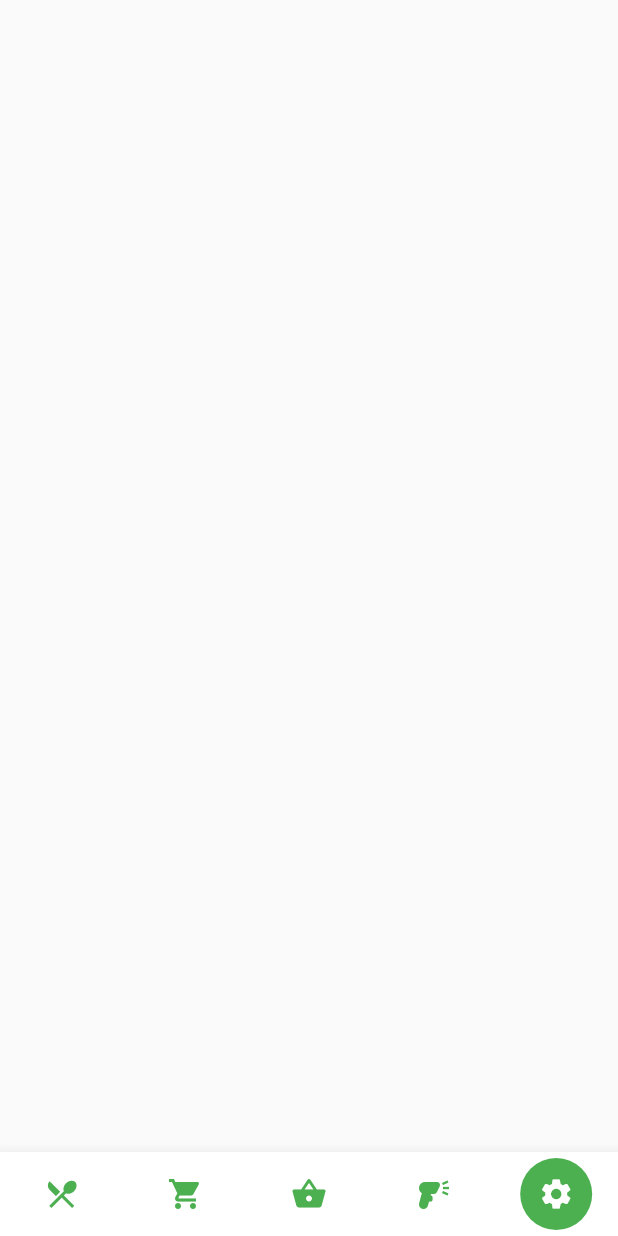
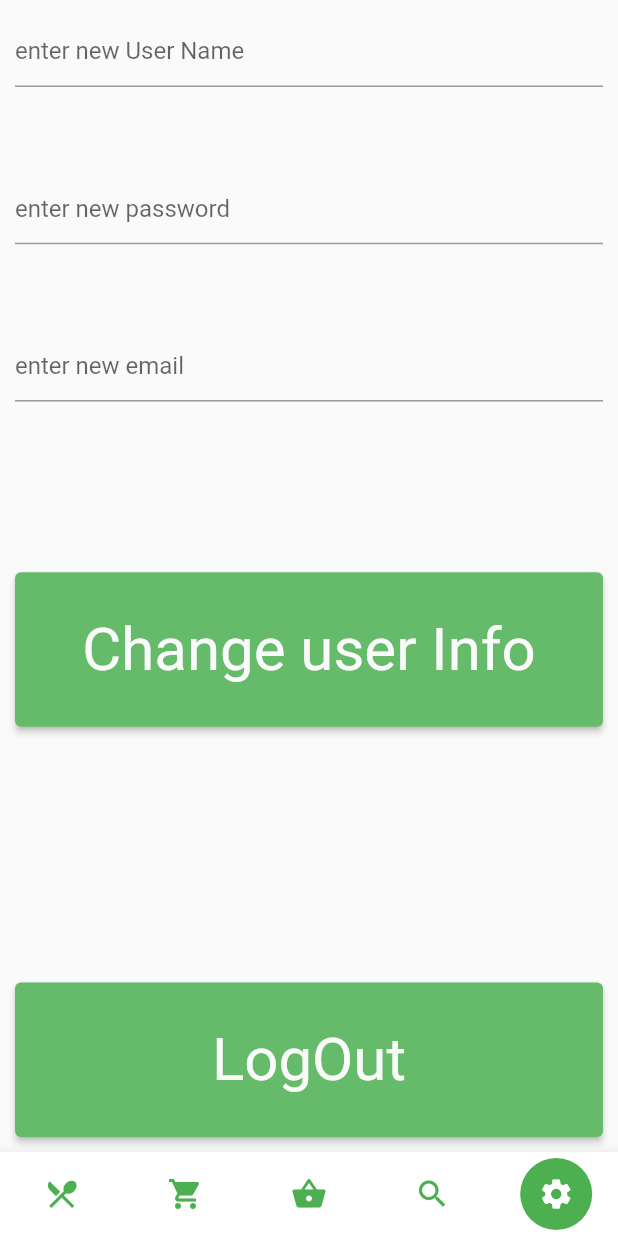
Before and after one commit to Tyler-McQueen/MagicRecipe, a Flutter app: the screen it shows once a user with an empty profile is signed in, item 5 of the bottom bar chosen, on a phone screen of 412 x 824 dp. Run offline on Flutter 3.47's test engine with Material 2 defaults, Android fonts, the light colour scheme and no system bars; drawn by our look-alikes of flutter_snake_navigationbar; our stand-ins replace cloud_firestore, firebase_auth, firebase_core, firebase_storage; missing offline and left inert: animated_snack_bar, mobile_scanner, qr_code_scanner; accounts and stored records are empty; network calls fail.

Commit message:
Made text boxes and settings buttons

```diff
--- a/Test_Project/test_project/lib/screens/home/home.dart
+++ b/Test_Project/test_project/lib/screens/home/home.dart
@@ -59,7 +59,7 @@ class _homePageState extends State<Home> {
           ),
           const BottomNavigationBarItem(
             icon: Icon(
-              Icons.barcode_reader,
+              Icons.search,
             ),
             label: 'Barcode Reader',
           ),
--- a/Test_Project/test_project/lib/screens/pages/pantryAdd.dart
+++ b/Test_Project/test_project/lib/screens/pages/pantryAdd.dart
@@ -43,7 +43,7 @@ class _PantryAddState extends State<PantryAdd> {
                   ),
                 ),
               ),
-              icon: const Icon(Icons.barcode_reader),
+              icon: const Icon(Icons.search),
             )
           ],
           backgroundColor: Colors.green[400],
--- a/Test_Project/test_project/lib/screens/pages/settings.dart
+++ b/Test_Project/test_project/lib/screens/pages/settings.dart
@@ -17,7 +17,60 @@ class _SettingsState extends State<Settings> {
     final screenWidth = MediaQuery.of(context).size.width;
 
     return Scaffold(
-      body: Stack(
-      ));
+     body: Container(
+        padding: EdgeInsets.all(10),
+        child: Column(
+          crossAxisAlignment: CrossAxisAlignment.start,
+          mainAxisAlignment: MainAxisAlignment.spaceEvenly,
+          children: [
+            TextField(
+              decoration: InputDecoration(
+                hintText: 'enter new User Name',
+                //border: OutlineInputBorder(),
+              ),
+            ),
+            Spacer(),
+            TextField(
+              decoration: InputDecoration(
+                hintText: 'enter new password',
+                //  border: OutlineInputBorder(),
+              ),
+            ),
+            Spacer(),
+            TextField(
+              decoration: InputDecoration(
+                hintText: 'enter new email',
+                //  border: OutlineInputBorder(),
+              ),
+            ),
+            Spacer(),
+            Spacer(),
+            ElevatedButton(
+              child: Text('Change user Info'),
+              onPressed: () {},
+              style: ElevatedButton.styleFrom(
+                  padding: EdgeInsets.all(10.0),
+                  fixedSize: Size(screenWidth, screenHeight / 8),
+                  textStyle: TextStyle(fontSize: 40),
+                  primary: Colors.green[400],
+                  onPrimary: Color.fromARGB(255, 250, 250, 250)),
+            ),
+            Spacer(),
+            Spacer(),
+            Spacer(),
+            ElevatedButton(
+              child: Text('LogOut'),
+              onPressed: () {},
+              style: ElevatedButton.styleFrom(
+                  padding: EdgeInsets.all(10.0),
+                  fixedSize: Size(screenWidth, screenHeight / 8),
+                  textStyle: TextStyle(fontSize: 40),
+                  primary: Colors.green[400],
+                  onPrimary: Color.fromARGB(255, 250, 250, 250)),
+            ),
+          ],
+        ),
+      ),
+    );
   }
-}
+  }
```
Also changed, not shown: Test_Project/test_project/pubspec.lock.
